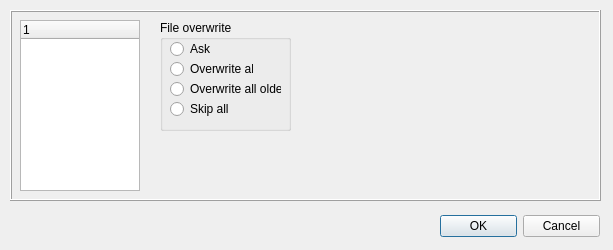
This is OptionsDialog.ui in martin-kudlicka/file-commander as Qt 5 draws it before an edit. The edited form follows.
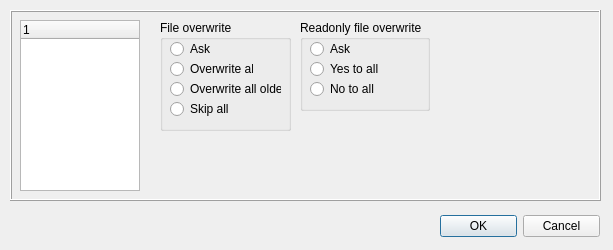
This is the edited form.

Commit message: + PermissionDialog class to show dialog for overwriting protected files + Permission class to handle PermissionDialog class from another thread + set default behaviour for overwriting readonly files in options + overwriting readonly files in copy/move operation

Diff of the .ui file:
```diff
--- a/OptionsDialog.ui
+++ b/OptionsDialog.ui
@@ -281,19 +281,6 @@
       <property name="title" >
        <string>File overwrite</string>
       </property>
-      <widget class="QRadioButton" name="qrbOverwriteAsk" >
-       <property name="geometry" >
-        <rect>
-         <x>10</x>
-         <y>20</y>
-         <width>83</width>
-         <height>18</height>
-        </rect>
-       </property>
-       <property name="text" >
-        <string>Ask</string>
-       </property>
-      </widget>
       <widget class="QRadioButton" name="qrbOverwriteAll" >
        <property name="geometry" >
         <rect>
@@ -331,6 +318,71 @@
        </property>
        <property name="text" >
         <string>Skip all</string>
+       </property>
+      </widget>
+      <widget class="QRadioButton" name="qrbOverwriteAsk" >
+       <property name="geometry" >
+        <rect>
+         <x>10</x>
+         <y>20</y>
+         <width>83</width>
+         <height>18</height>
+        </rect>
+       </property>
+       <property name="text" >
+        <string>Ask</string>
+       </property>
+      </widget>
+     </widget>
+     <widget class="QGroupBox" name="groupBox_3" >
+      <property name="geometry" >
+       <rect>
+        <x>150</x>
+        <y>10</y>
+        <width>130</width>
+        <height>91</height>
+       </rect>
+      </property>
+      <property name="title" >
+       <string>Readonly file overwrite</string>
+      </property>
+      <widget class="QRadioButton" name="qrbReadonlyOverwriteAsk" >
+       <property name="geometry" >
+        <rect>
+         <x>10</x>
+         <y>20</y>
+         <width>83</width>
+         <height>18</height>
+        </rect>
+       </property>
+       <property name="text" >
+        <string>Ask</string>
+       </property>
+      </widget>
+      <widget class="QRadioButton" name="qrbReadonlyOverwriteYesToAll" >
+       <property name="geometry" >
+        <rect>
+         <x>10</x>
+         <y>40</y>
+         <width>83</width>
+         <height>18</height>
+        </rect>
+       </property>
+       <property name="text" >
+        <string>Yes to all</string>
+       </property>
+      </widget>
+      <widget class="QRadioButton" name="qrbReadonlyOverwriteNoToAll" >
+       <property name="geometry" >
+        <rect>
+         <x>10</x>
+         <y>60</y>
+         <width>83</width>
+         <height>18</height>
+        </rect>
+       </property>
+       <property name="text" >
+        <string>No to all</string>
        </property>
       </widget>
      </widget>
```
The commit also changes 12 other files.
